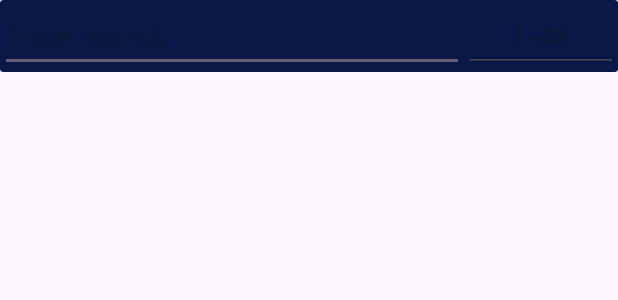
After one commit to ruslannvsd/telegram_channels_scraping, an Android app: the layout input_popup.xml on its own in the app's theme, with its tools: preview values and no code run, on a phone screen of 412 x 824 dp. The commit adds this screen. Shown: the top 300 px of the screen. Run offline under Robolectric (Android 15) with nearby library versions, the phone set to English and light mode, and no system bars.

Commit message:
popup, storing keywords and period

```diff
--- a/app/src/main/java/com/example/ntfctns/MainActivity.java
+++ b/app/src/main/java/com/example/ntfctns/MainActivity.java
@@ -13,7 +13,7 @@ import android.app.NotificationChannel;
 import android.app.NotificationManager;
 
 import com.example.ntfctns.alarm.NtcWorker;
-import com.example.ntfctns.consts.Cons;
+import com.example.ntfctns.utils.Hours;
 
 import java.util.concurrent.TimeUnit;
 
@@ -22,12 +22,12 @@ public class MainActivity extends AppCompatActivity {
     public void onCreate(Bundle savedInstanceState) {
         super.onCreate(savedInstanceState);
         setContentView(R.layout.activity_main);
-
         createNotificationChannel();
         Constraints constraints = new Constraints.Builder()
                 .setRequiredNetworkType(NetworkType.CONNECTED)
                 .build();
-        PeriodicWorkRequest request = new PeriodicWorkRequest.Builder(NtcWorker.class, Cons.TIME_LIMIT, TimeUnit.HOURS) // timeLimit currently is 4
+        int hours = new Hours().getHours(this);
+        PeriodicWorkRequest request = new PeriodicWorkRequest.Builder(NtcWorker.class, hours, TimeUnit.HOURS)
                 .setConstraints(constraints)
                 .build();
         WorkManager.getInstance(this).enqueueUniquePeriodicWork(
--- a/app/src/main/java/com/example/ntfctns/utils/ArticleMaking.java
+++ b/app/src/main/java/com/example/ntfctns/utils/ArticleMaking.java
@@ -5,8 +5,6 @@ import static com.example.ntfctns.consts.Cons.DATETIME;
 import static com.example.ntfctns.consts.Cons.D_TIME;
 import static com.example.ntfctns.consts.Cons.LINK;
 import static com.example.ntfctns.consts.Cons.SECTION;
-
-import android.util.Log;
 
 import androidx.annotation.Nullable;
 
@@ -25,11 +23,7 @@ public class ArticleMaking {
             long hoursMilli = (long) hours * 60 * 60 * 1000;
             long threshold = now - hoursMilli;
             String articleTime = el.select("span." + ART_META + DATETIME).attr(D_TIME);
-            Log.i("mine Time initial : ", articleTime);
             long millis = TimeConverter.convertToMillis(articleTime);
-            Log.i("mine Time S>l : ", String.valueOf(millis));
-            Log.i("mine Time l>S : ", TimeConverter.convertToReadableTime(millis));
-
             if (millis >= threshold) {
                 String imgLink = WordFuncs.getLink(el);
                 Element linkElement = el.select("span." + ART_META + " a." + SECTION).first();
--- a/app/src/main/java/com/example/ntfctns/utils/ListFuncs.java
+++ b/app/src/main/java/com/example/ntfctns/utils/ListFuncs.java
@@ -1,6 +1,4 @@
 package com.example.ntfctns.utils;
-
-import android.util.Log;
 
 import com.example.ntfctns.classes.Article;
 
@@ -32,10 +30,8 @@ public class ListFuncs {
         }
     }
     public List<Article> sorting(List<Article> artList) {
-        List<Article> sorted = artList.stream()
-                .sorted(Comparator.comparingLong(article -> -article.time))
+        return artList.stream().sorted(Comparator.comparingLong(article -> -article.time))
                 .collect(Collectors.toList());
-        return sorted;
     }
 
     public List<Article> merging(List<Article> articles) {
--- a/app/src/main/java/com/example/ntfctns/utils/WordFuncs.java
+++ b/app/src/main/java/com/example/ntfctns/utils/WordFuncs.java
@@ -47,7 +47,8 @@ public class WordFuncs {
         if (photoElement != null) {
             String styleValue = photoElement.attr("style");
             return styleValue.substring(styleValue.indexOf("url('") + 5, styleValue.lastIndexOf("')"));
+        } else {
+            return "IMG";
         }
-        return "IMG";
     }
 }
--- /dev/null
+++ b/app/src/main/res/drawable/ic_refresh.xml
@@ -0,0 +1,5 @@
+<vector android:height="24dp" android:tint="@color/black"
+    android:viewportHeight="24" android:viewportWidth="24"
+    android:width="24dp" xmlns:android="http://schemas.android.com/apk/res/android">
+    <path android:fillColor="@android:color/white" android:pathData="M12,4L12,1L8,5l4,4L12,6c3.31,0 6,2.69 6,6 0,1.01 -0.25,1.97 -0.7,2.8l1.46,1.46C19.54,15.03 20,13.57 20,12c0,-4.42 -3.58,-8 -8,-8zM12,18c-3.31,0 -6,-2.69 -6,-6 0,-1.01 0.25,-1.97 0.7,-2.8L5.24,7.74C4.46,8.97 4,10.43 4,12c0,4.42 3.58,8 8,8v3l4,-4 -4,-4v3z"/>
+</vector>
--- /dev/null
+++ b/app/src/main/res/layout/input_popup.xml
@@ -0,0 +1,57 @@
+<?xml version="1.0" encoding="utf-8"?>
+<androidx.constraintlayout.widget.ConstraintLayout
+    xmlns:android="http://schemas.android.com/apk/res/android"
+    xmlns:app="http://schemas.android.com/apk/res-auto"
+    android:layout_width="match_parent"
+    android:layout_height="wrap_content"
+    xmlns:tools="http://schemas.android.com/tools">
+
+    <androidx.cardview.widget.CardView
+        android:layout_width="match_parent"
+        android:layout_height="wrap_content"
+        android:backgroundTint="#091847"
+        app:layout_constraintEnd_toEndOf="parent"
+        app:layout_constraintStart_toStartOf="parent"
+        app:layout_constraintTop_toTopOf="parent">
+
+        <androidx.constraintlayout.widget.ConstraintLayout
+            android:layout_width="match_parent"
+            android:layout_height="wrap_content">
+
+            <EditText
+                android:id="@+id/enter_words"
+                android:layout_width="0dp"
+                android:layout_height="wrap_content"
+                android:hint="Enter words"
+                android:textSize="20sp"
+                android:inputType="textMultiLine"
+                android:maxLines="7"
+                app:layout_constraintEnd_toStartOf="@+id/guideline"
+                app:layout_constraintStart_toStartOf="parent"
+                app:layout_constraintTop_toTopOf="parent"
+                tools:ignore="Autofill" />
+
+            <androidx.constraintlayout.widget.Guideline
+                android:id="@+id/guideline"
+                android:layout_width="wrap_content"
+                android:layout_height="wrap_content"
+                android:orientation="vertical"
+                app:layout_constraintGuide_percent="0.75" />
+
+            <EditText
+                android:id="@+id/period"
+                android:layout_width="0dp"
+                android:layout_height="48dp"
+                android:gravity="center"
+                android:hint="1-48"
+                android:inputType="number"
+                android:maxLength="2"
+                android:maxLines="1"
+                android:textSize="20sp"
+                app:layout_constraintEnd_toEndOf="parent"
+                app:layout_constraintStart_toEndOf="@+id/guideline"
+                app:layout_constraintBottom_toBottomOf="parent"
+                tools:ignore="Autofill" />
+        </androidx.constraintlayout.widget.ConstraintLayout>
+    </androidx.cardview.widget.CardView>
+</androidx.constraintlayout.widget.ConstraintLayout>
```
Also changed, not shown: app/src/main/java/com/example/ntfctns/FirstFragment.java (+5 -5 lines), app/src/main/java/com/example/ntfctns/adap/ArticleAd.java (+6 -1 lines), app/src/main/java/com/example/ntfctns/alarm/NtcWorker.java (+9 -8 lines), app/src/main/java/com/example/ntfctns/network/GetLinks.java (+19 -12 lines), app/src/main/java/com/example/ntfctns/network/GetOfflineLinks.java (+4 -6 lines), app/src/main/java/com/example/ntfctns/popups/InputPopup.java (added, +96 -0 lines), app/src/main/java/com/example/ntfctns/popups/LoadPopup.java (renamed from app/src/main/java/com/example/ntfctns/utils/Popup.java, +6 -6 lines), app/src/main/java/com/example/ntfctns/utils/Hours.java (added, +18 -0 lines), app/src/main/java/com/example/ntfctns/utils/Saving.java (+25 -6 lines), app/src/main/res/layout/article_l.xml (+15 -2 lines), app/src/main/res/layout/fragment_first.xml (+18 -11 lines), app/src/main/res/drawable/line.jpg (added).
